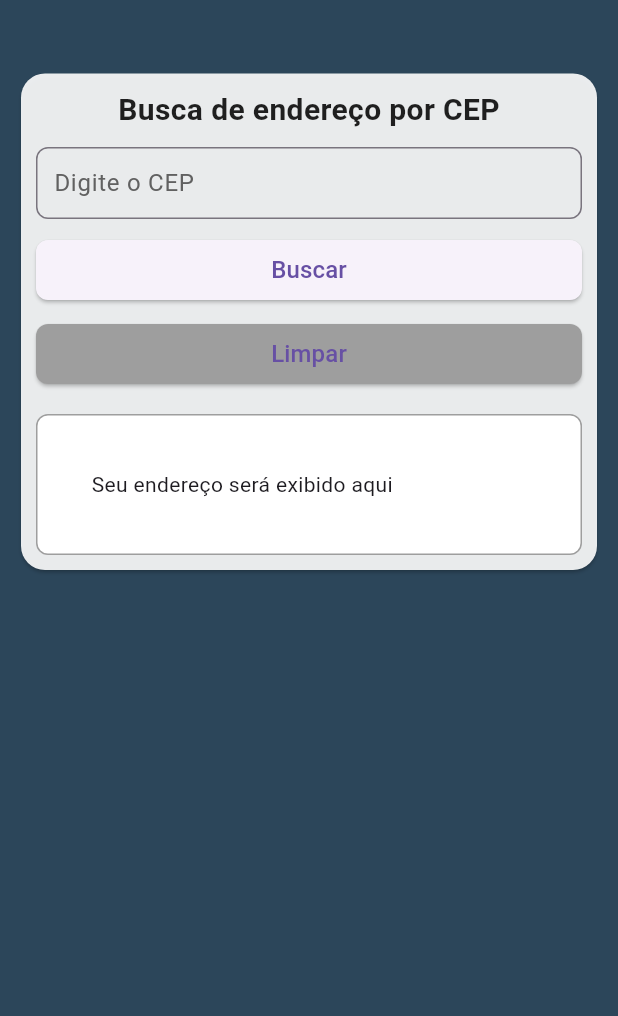
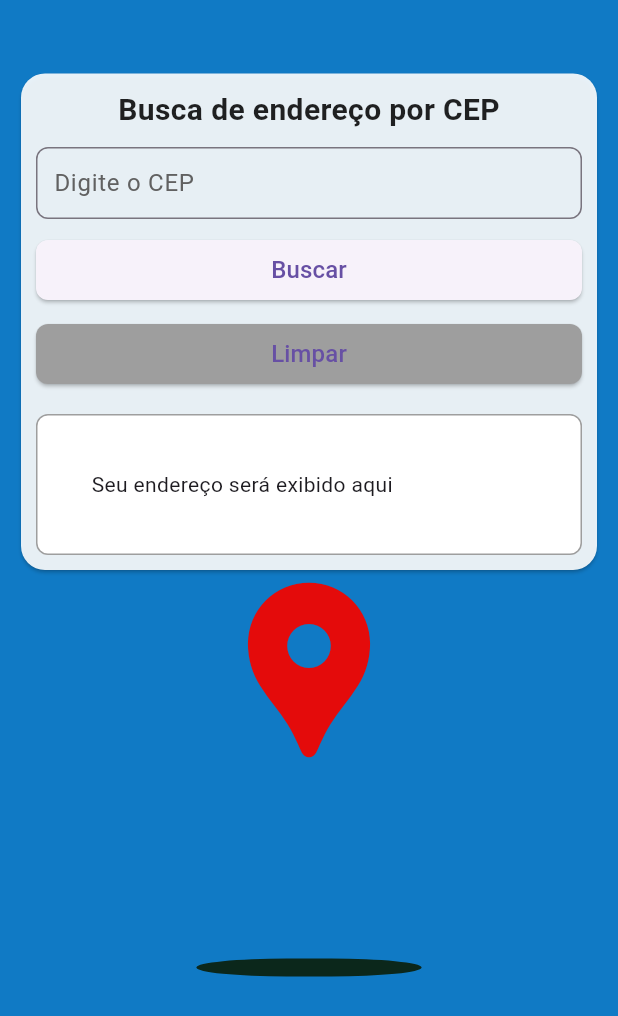
Before and after one commit to MateusOliveira991/AppFlutter---do-Zero-a-publica--o-Busca-Cep, a Flutter app: the screen it shows after launch, on a phone screen of 412 x 824 dp. Shown: the top 1016 px of the screen. Run offline on Flutter 3.47's test engine with Material 3 defaults, Android fonts, the light colour scheme and no system bars.

Commit message:
Feat: Alteração de layout com animação

```diff
--- a/lib/app_widgets.dart
+++ b/lib/app_widgets.dart
@@ -1,6 +1,7 @@
 import 'package:flutter/material.dart';
 import 'package:your_app_buscaenderecoporcep/pages/home_page.dart';
 import 'package:your_app_buscaenderecoporcep/core/colors.dart';
+
 
 
   class MyApp extends StatelessWidget {
@@ -13,13 +14,15 @@ import 'package:your_app_buscaenderecoporcep/core/colors.dart';
       title: 'Busca por CEP',
       theme: ThemeData(
         primaryColor: AppColors.primary,
-        scaffoldBackgroundColor: AppColors.background,
+        scaffoldBackgroundColor: const Color.fromARGB(255, 16, 122, 197),
       ),
       initialRoute: '/home',
       routes: {
         '/': (context) => const HomePage(),
         '/home': (context) => const HomePage(),
 
+
+
       },
     );
   }
--- a/lib/pages/home_page.dart
+++ b/lib/pages/home_page.dart
@@ -1,8 +1,6 @@
 import 'package:flutter/material.dart';
-
 import 'package:your_app_buscaenderecoporcep/widgets/quadrocep.dart';
-
-
+import 'package:your_app_buscaenderecoporcep/widgets/iconemap.dart';
 
 class HomePage extends StatelessWidget {
   const HomePage({super.key});
@@ -10,16 +8,17 @@ class HomePage extends StatelessWidget {
   @override
   Widget build(BuildContext context) {
     return const Scaffold(
-
-      body:SingleChildScrollView(
+      body: SingleChildScrollView(
         child: Column(
           children: <Widget>[
-                SizedBox(
-                  height: 10,
-                ),
+            SizedBox(height: 10),
             Padding(
               padding: EdgeInsets.only(left: 10, right: 10, top: 35),
               child: Quadrocep(),
+            ),
+            Padding(
+              padding: EdgeInsets.symmetric(vertical: 60),
+              child: Iconemap(),
             ),
           ],
         ),
--- /dev/null
+++ b/lib/widgets/iconemap.dart
@@ -0,0 +1,62 @@
+import 'package:flutter/material.dart';
+
+class Iconemap extends StatefulWidget {
+  const Iconemap({super.key});
+
+  @override
+  // ignore: library_private_types_in_public_api
+  _IconemapState createState() => _IconemapState();
+}
+
+class _IconemapState extends State<Iconemap> with SingleTickerProviderStateMixin {
+  late AnimationController _controller;
+  late Animation<Offset> _animation;
+
+  @override
+  void initState() {
+    super.initState();
+    _controller = AnimationController(
+      vsync: this,
+      duration: const Duration(seconds: 2),
+    );
+    _animation = Tween<Offset>(
+      begin: const Offset(0, -0.5),
+      end: const Offset(0, 0.5),
+    ).animate(CurvedAnimation(
+      parent: _controller,
+      curve: Curves.easeInOut,
+    ));
+    _controller.repeat(reverse: true);
+  }
+
+  @override
+  void dispose() {
+    _controller.dispose();
+    super.dispose();
+  }
+
+  @override
+  Widget build(BuildContext context) {
+    return Column(
+      mainAxisAlignment: MainAxisAlignment.center,
+      children: [
+        SlideTransition(
+          position: _animation,
+          child: const Icon(Icons.location_pin, size: 140, color: Color.fromARGB(255, 228, 11, 11)),
+        ),
+        Padding(
+          padding: const EdgeInsets.only(top: 55),
+          child: Container(
+            width: 150,
+            height: 12,
+            decoration: const BoxDecoration(
+              color: Color.fromARGB(255, 11, 39, 27),
+              borderRadius: BorderRadius.all(Radius.elliptical(150, 15)),
+            ),
+          ),
+        ),
+        const SizedBox(height: 100),
+      ],
+    );
+  }
+}
--- a/pubspec.yaml
+++ b/pubspec.yaml
@@ -35,6 +35,7 @@ dependencies:
   # The following adds the Cupertino Icons font to your application.
   # Use with the CupertinoIcons class for iOS style icons.
   cupertino_icons: ^1.0.6
+  flutter_animate: ^3.1.0
   http: ^0.13.3
 
 dev_dependencies:
```
Also changed, not shown: lib/assets/images/onde.png, pubspec.lock. Lines whose indentation alone changed are shown as unchanged.
